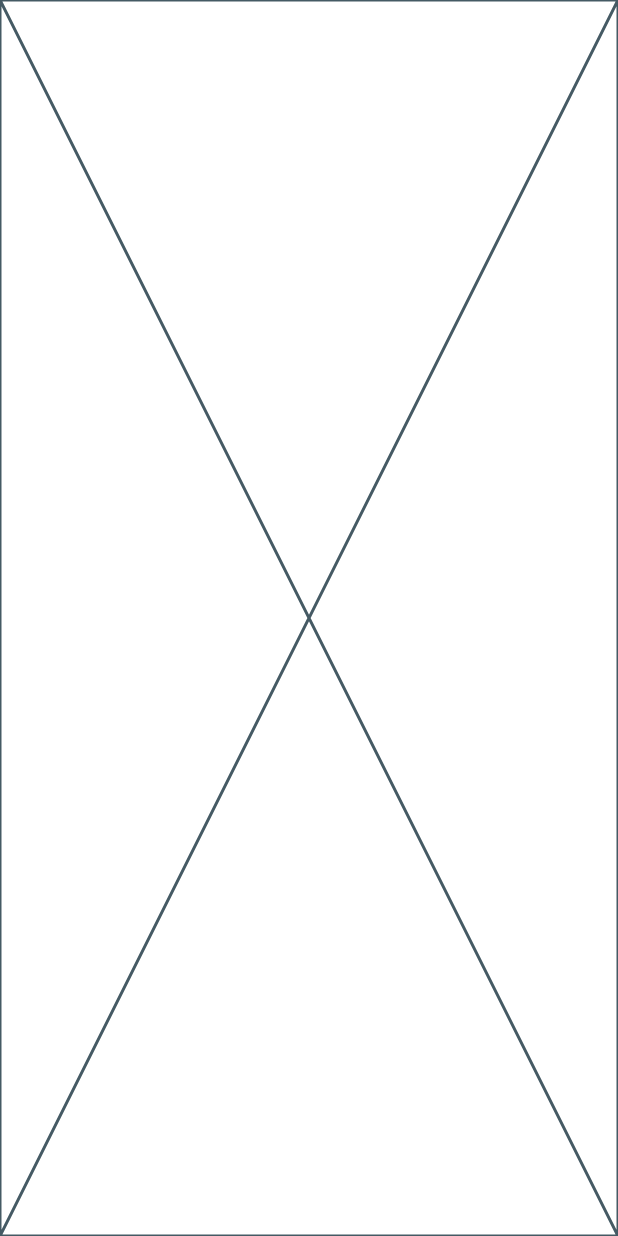
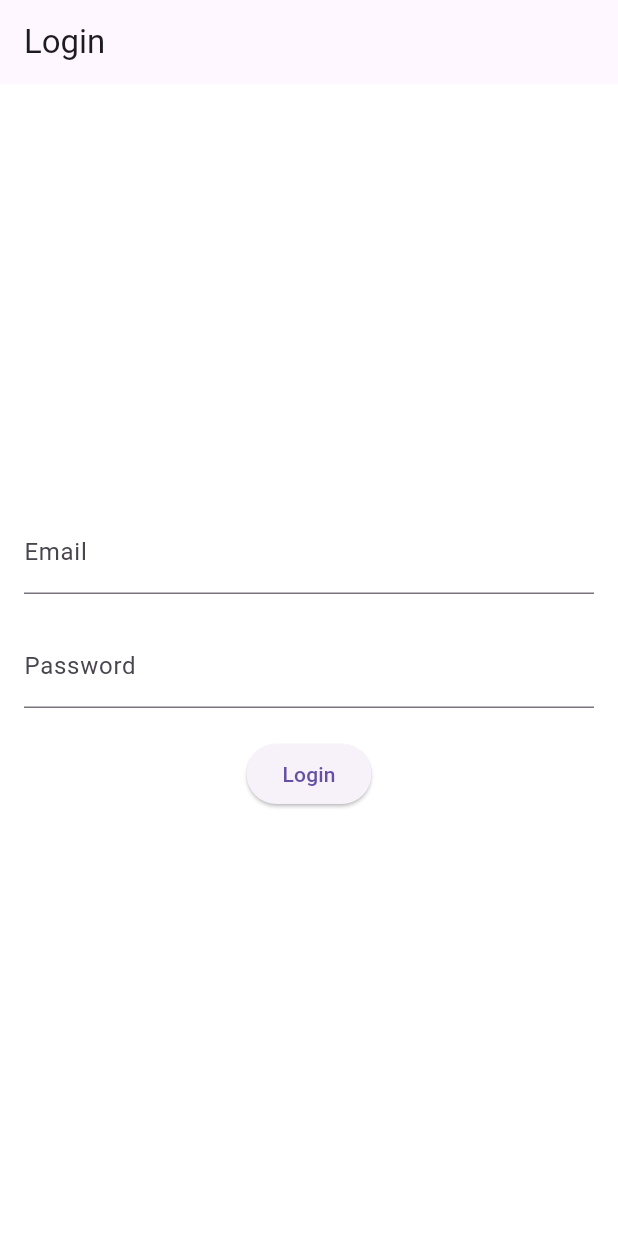
Before and after one commit to KhushiThakur25/Aurobindo_cllg_content, a Flutter app: the screen it shows after launch, on a phone screen of 412 x 824 dp. Run offline on Flutter 3.47's test engine with Material 3 defaults, Android fonts, the phone set to English and light mode, and no system bars.

```diff
--- a/YouTube_Folder/lib/providers/auth_provider.dart
+++ b/YouTube_Folder/lib/providers/auth_provider.dart
@@ -7,7 +7,7 @@ class AuthProvider extends ChangeNotifier {
   bool get isAuthenticated => _isAuthenticated;
   String? get userId => _userId;
 
-  login(String email,String password){
+   Future<void> login(String email,String password) async{
     _isAuthenticated = true;
     _userId = 'user123';
     notifyListeners();
--- a/YouTube_Folder/lib/screens/login_screen.dart
+++ b/YouTube_Folder/lib/screens/login_screen.dart
@@ -1,4 +1,6 @@
 import 'package:flutter/material.dart';
+import 'package:provider/provider.dart';
+import 'package:youtube_app/providers/auth_provider.dart';
 
 class LoginScreen extends StatefulWidget {
   const LoginScreen({super.key});
@@ -8,8 +10,47 @@ class LoginScreen extends StatefulWidget {
 }
 
 class _LoginScreenState extends State<LoginScreen> {
+  final _emailController = TextEditingController();
+  final _passwordController = TextEditingController();
+
   @override
   Widget build(BuildContext context) {
-    return const Placeholder();
+    return Scaffold(
+      appBar: AppBar(
+        title: const Text("Login"),
+      ),
+      body: Padding(
+        padding: const EdgeInsets.all(16.0),
+        child: Column(
+          mainAxisAlignment: MainAxisAlignment.center,
+          children: [
+            TextField(
+              controller: _emailController,
+              decoration: const InputDecoration(
+                labelText: 'Email',
+              ),
+            ),
+            const SizedBox(
+              height: 20,
+            ),
+            TextField(
+              controller: _passwordController,
+              decoration: const InputDecoration(labelText: 'Password'),
+              obscureText: true,
+            ),
+            const SizedBox(
+              height: 20,
+            ),
+            ElevatedButton(
+                onPressed: () {
+                  context
+                      .read<AuthProvider>()
+                      .login(_emailController.text, _passwordController.text);
+                },
+                child: const Text('Login')),
+          ],
+        ),
+      ),
+    );
   }
 }
```
Also changed, not shown: YouTube_Folder/lib/screens/home_screen.dart (+123 -2 lines), YouTube_Folder/lib/screens/profile_screen.dart (+10 -0 lines), YouTube_Folder/lib/screens/search_screen.dart (+15 -0 lines).
